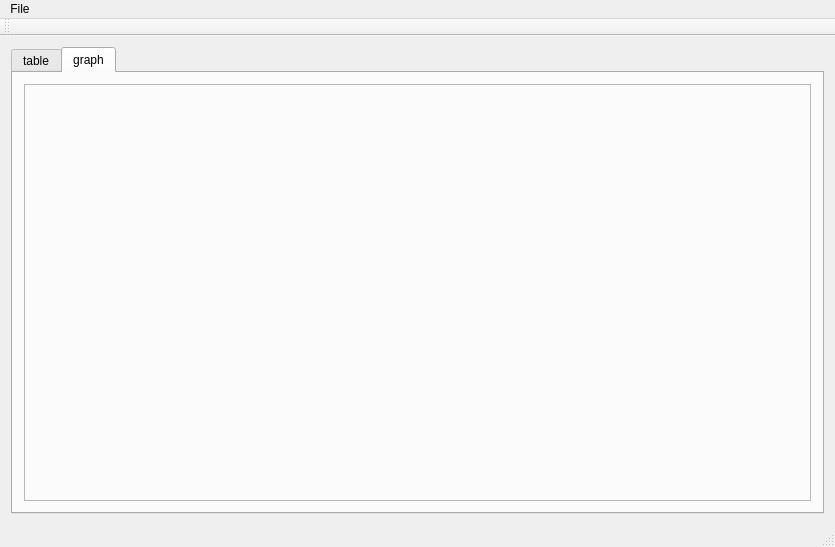
The window that finapp.ui (drKriegersLab/FinApp) describes before a commit, drawn with Qt 5.
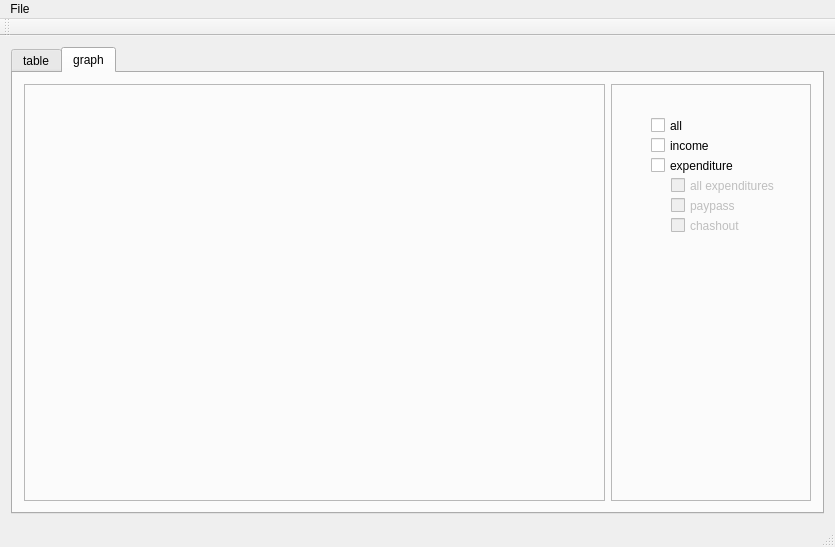
The same window after the commit.

Commit message:
added new selection method to graph view
you can select what you want to see with checkboxes. Main checkboxes are exclusive ones. Some seections of them are implemented.
checkboxes "checked" events captured by manually, not generated functions
database.h/.cpp:
- added #define fields for string selector expressions, - added negateTotalDataBase() function

Patch:
```diff
--- a/finapp.ui
+++ b/finapp.ui
@@ -247,6 +247,18 @@
          <layout class="QHBoxLayout" name="horizontalLayout_4">
           <item>
            <widget class="QFrame" name="frame_graphs">
+            <property name="sizePolicy">
+             <sizepolicy hsizetype="Expanding" vsizetype="Preferred">
+              <horstretch>0</horstretch>
+              <verstretch>0</verstretch>
+             </sizepolicy>
+            </property>
+            <property name="minimumSize">
+             <size>
+              <width>100</width>
+              <height>0</height>
+             </size>
+            </property>
             <property name="frameShape">
              <enum>QFrame::StyledPanel</enum>
             </property>
@@ -255,6 +267,121 @@
             </property>
            </widget>
           </item>
+          <item>
+           <widget class="QFrame" name="frameGraphSelector">
+            <property name="sizePolicy">
+             <sizepolicy hsizetype="Fixed" vsizetype="Preferred">
+              <horstretch>0</horstretch>
+              <verstretch>0</verstretch>
+             </sizepolicy>
+            </property>
+            <property name="minimumSize">
+             <size>
+              <width>200</width>
+              <height>0</height>
+             </size>
+            </property>
+            <property name="maximumSize">
+             <size>
+              <width>200</width>
+              <height>16777215</height>
+             </size>
+            </property>
+            <property name="frameShape">
+             <enum>QFrame::StyledPanel</enum>
+            </property>
+            <property name="frameShadow">
+             <enum>QFrame::Raised</enum>
+            </property>
+            <widget class="QCheckBox" name="checkBoxGraphSel_all">
+             <property name="geometry">
+              <rect>
+               <x>40</x>
+               <y>30</y>
+               <width>131</width>
+               <height>23</height>
+              </rect>
+             </property>
+             <property name="text">
+              <string>all</string>
+             </property>
+            </widget>
+            <widget class="QCheckBox" name="checkBoxGraphSel_income">
+             <property name="geometry">
+              <rect>
+               <x>40</x>
+               <y>50</y>
+               <width>131</width>
+               <height>23</height>
+              </rect>
+             </property>
+             <property name="text">
+              <string>income</string>
+             </property>
+            </widget>
+            <widget class="QCheckBox" name="checkBoxGraphSel_expenditure">
+             <property name="geometry">
+              <rect>
+               <x>40</x>
+               <y>70</y>
+               <width>131</width>
+               <height>23</height>
+              </rect>
+             </property>
+             <property name="text">
+              <string>expenditure</string>
+             </property>
+            </widget>
+            <widget class="QCheckBox" name="checkBoxGraphSel_exp_paypass">
+             <property name="enabled">
+              <bool>false</bool>
+             </property>
+             <property name="geometry">
+              <rect>
+               <x>60</x>
+               <y>110</y>
+               <width>139</width>
+               <height>23</height>
+              </rect>
+             </property>
+             <property name="text">
+              <string>paypass</string>
+             </property>
+            </widget>
+            <widget class="QCheckBox" name="checkBoxGraphSel_exp_cashout">
+             <property name="enabled">
+              <bool>false</bool>
+             </property>
+             <property name="geometry">
+              <rect>
+               <x>60</x>
+               <y>130</y>
+               <width>131</width>
+               <height>23</height>
+              </rect>
+             </property>
+             <property name="text">
+              <string>chashout</string>
+             </property>
+            </widget>
+            <widget class="QCheckBox" name="checkBoxGraphSel_exp_all">
+             <property name="enabled">
+              <bool>false</bool>
+             </property>
+             <property name="geometry">
+              <rect>
+               <x>60</x>
+               <y>90</y>
+               <width>139</width>
+               <height>23</height>
+              </rect>
+             </property>
+             <property name="text">
+              <string>all expenditures</string>
+             </property>
+            </widget>
+           </widget>
+          </item>
          </layout>
         </item>
        </layout>
```
The commit also changes 5 other files.
